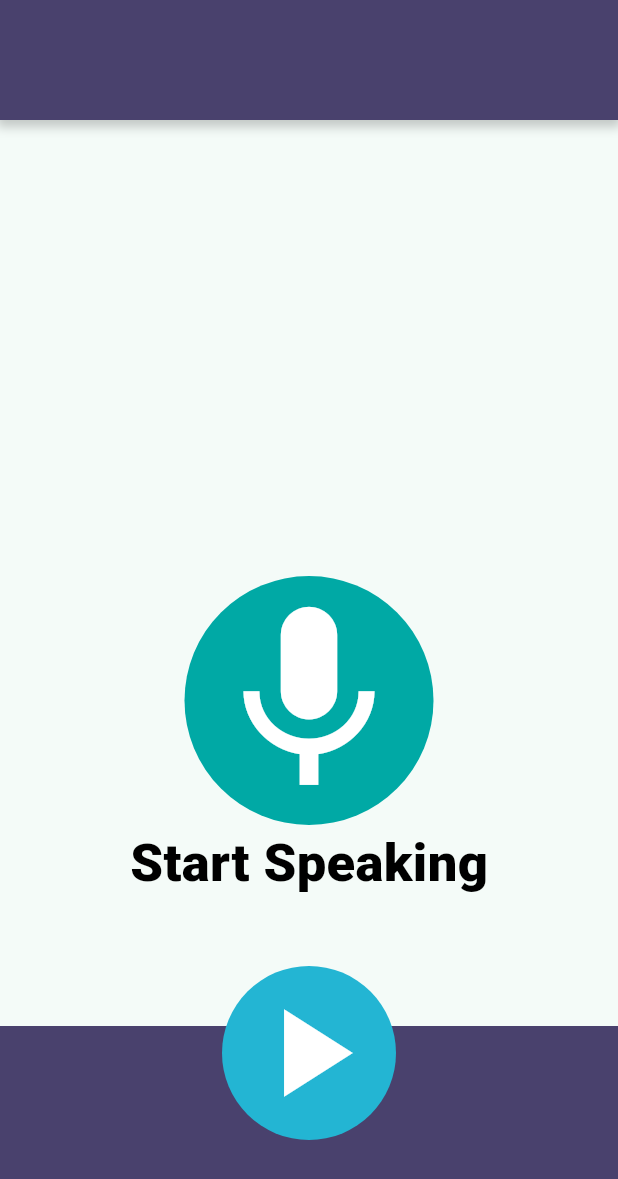
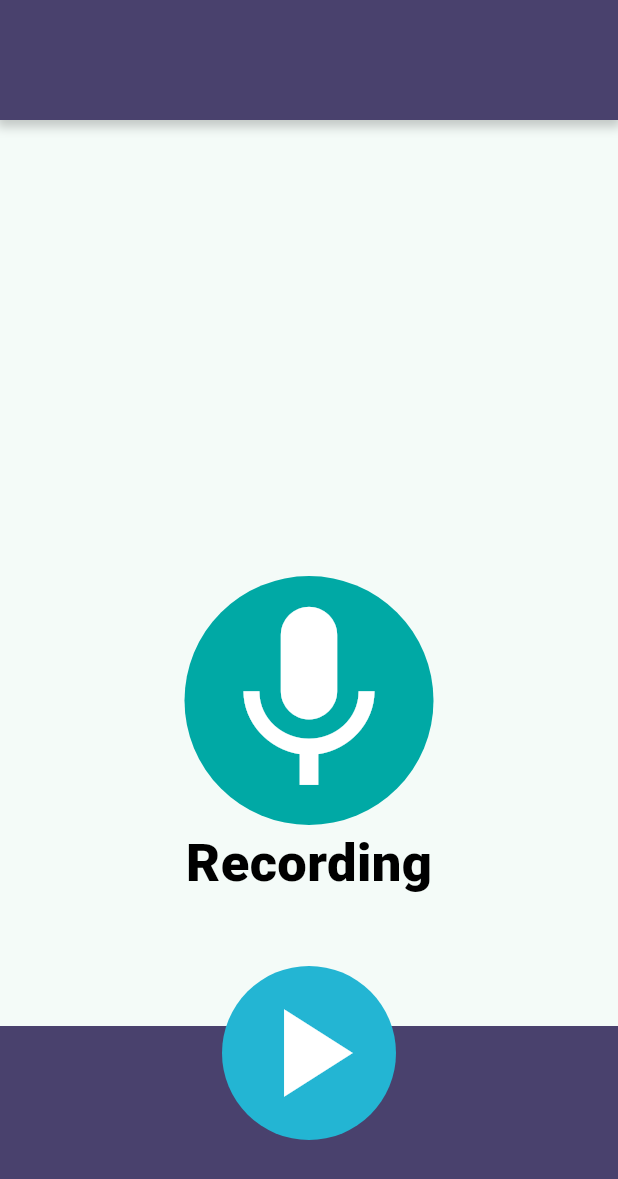
Before and after one commit to kemdav/voquadro, a Flutter app: the PublicSpeakingHub screen opened directly, after a tap on "Start Speaking!", after a tap on the "mic" icon, on a phone screen of 412 x 824 dp. Shown: the top 1179 px of the screen. Run offline on Flutter 3.47's test engine with Material 3 defaults, Android fonts, the phone set to English and light mode, and no system bars; our stand-ins replace flutter_dotenv, just_audio, logger, permission_handler, supabase_flutter; missing offline and left inert: record; accounts and stored records are empty.

Commit message:
feat: add way to record audio and playback for testing

```diff
--- /dev/null
+++ b/lib/hubs/controllers/audio_controller.dart
@@ -0,0 +1,133 @@
+import 'dart:io';
+import 'package:flutter/material.dart';
+import 'package:just_audio/just_audio.dart';
+import 'package:logger/logger.dart';
+import 'package:record/record.dart';
+import 'package:permission_handler/permission_handler.dart';
+import 'package:path_provider/path_provider.dart';
+import 'package:http/http.dart' as http;
+
+var logger = Logger();
+
+// An enum to represent the different states of our recorder
+enum AudioState {
+  uninitialized,
+  recording,
+  stopped,
+  playing
+}
+
+class AudioController with ChangeNotifier {
+  final AudioRecorder _audioRecorder = AudioRecorder();
+  AudioState _audioState = AudioState.uninitialized;
+  final AudioPlayer _audioPlayer = AudioPlayer();
+  String? _audioPath;
+
+  AudioState get audioState => _audioState;
+  String? get audioPath => _audioPath;
+
+  /// Starts the audio recording process.
+  Future<void> startRecording() async {
+    // 1. Check for microphone permission
+    final status = await Permission.microphone.request();
+    if (!status.isGranted) {
+      throw 'Microphone permission not granted';
+    }
+
+    // 2. Find a temporary directory to save the file
+    final Directory tempDir = await getTemporaryDirectory();
+    _audioPath = '${tempDir.path}/myaudio.m4a';
+
+    // 3. Start recording
+    const config = RecordConfig(encoder: AudioEncoder.aacLc);
+    await _audioRecorder.start(config, path: _audioPath!);
+
+    _audioState = AudioState.recording;
+    logger.d('Saving audio to: $_audioPath');
+    notifyListeners();
+  }
+
+  /// Stops the audio recording process.
+  Future<void> stopRecording() async {
+    await _audioRecorder.stop();
+    _audioState = AudioState.stopped;
+    notifyListeners();
+  }
+
+  /// Uploads the recorded audio file to a server.
+  Future<void> uploadAudio() async {
+    if (_audioPath == null) {
+      throw 'No audio file to upload.';
+    }
+
+    // Replace with your actual API endpoint
+    final uri = Uri.parse('https://yourapi.com/transcript');
+    final request = http.MultipartRequest('POST', uri);
+
+    // Attach the file to the request
+    final file = await http.MultipartFile.fromPath(
+      'audio', // The field name your API expects for the file
+      _audioPath!,
+    );
+    request.files.add(file);
+
+    // Optional: Add other fields if your API needs them
+    // request.fields['userId'] = '12345';
+
+    logger.d('Uploading audio...');
+    try {
+      final response = await request.send();
+
+      if (response.statusCode == 200) {
+        final responseBody = await response.stream.bytesToString();
+        logger.d('Upload successful! Response: $responseBody');
+        // Here you would parse the transcription and then send it to your rating AI
+      } else {
+        logger.d('Upload failed with status: ${response.statusCode}');
+      }
+    } catch (e) {
+      logger.d('An error occurred during upload: $e');
+    }
+  }
+
+    /// Plays the last recorded audio file.
+  Future<void> playRecording() async {
+    if (_audioPath == null || !File(_audioPath!).existsSync()) {
+      logger.d('Error: Audio file not found at $_audioPath');
+      return;
+    }
+
+    try {
+      // Set the audio source from the file path
+      await _audioPlayer.setFilePath(_audioPath!);
+      _audioState = AudioState.playing;
+      notifyListeners();
+
+      // Start playback
+      await _audioPlayer.play();
+
+      // When playback is complete, automatically stop
+      _audioPlayer.playerStateStream.listen((state) {
+        if (state.processingState == ProcessingState.completed) {
+          stopPlayback();
+        }
+      });
+    } catch (e) {
+      logger.d("Error playing audio: $e");
+    }
+  }
+
+  /// Stops the audio playback.
+  Future<void> stopPlayback() async {
+    await _audioPlayer.stop();
+    _audioState = AudioState.stopped; // Go back to the 'stopped' state
+    notifyListeners();
+  }
+
+  @override
+  void dispose() {
+    _audioRecorder.dispose();
+    _audioPlayer.dispose();
+    super.dispose();
+  }
+}
--- a/lib/hubs/managers/public_speaking_hub.dart
+++ b/lib/hubs/managers/public_speaking_hub.dart
@@ -1,5 +1,6 @@
 import 'package:flutter/material.dart';
 import 'package:provider/provider.dart';
+import 'package:voquadro/hubs/controllers/audio_controller.dart';
 import 'package:voquadro/hubs/controllers/public_speaking_controller.dart'; // 1. Import the controller
 import 'package:voquadro/screens/gameplay/feedback/feedback_flow_page.dart';
 import 'package:voquadro/screens/gameplay/publicSpeaking/public_speaking_home_page.dart';
@@ -71,9 +72,11 @@ class PublicSpeakingHub extends StatelessWidget {
   Widget build(BuildContext context) {
     const double customAppBarHeight = 80.0;
 
-    return ChangeNotifierProvider(
-      create: (_) => PublicSpeakingController(),
-      child: Scaffold(
+    return MultiProvider(providers: [
+      ChangeNotifierProvider(create: (_) => PublicSpeakingController()),
+        ChangeNotifierProvider(create: (_) => AudioController()),
+    ],
+    child: Scaffold(
         body: Stack(
           children: [
             // This Consumer will manage both the main content AND the bottom bar
--- a/lib/screens/gameplay/publicSpeaking/pages/mic_test_page.dart
+++ b/lib/screens/gameplay/publicSpeaking/pages/mic_test_page.dart
@@ -1,4 +1,6 @@
 import 'package:flutter/material.dart';
+import 'package:provider/provider.dart';
+import 'package:voquadro/hubs/controllers/audio_controller.dart';
 import 'package:voquadro/src/hex_color.dart';
 import 'package:logger/logger.dart';
 
@@ -7,8 +9,18 @@ var logger = Logger();
 class MicTestPage extends StatelessWidget {
   const MicTestPage({super.key});
 
+  String _audioStateText(AudioState audioState) {
+    if (audioState == AudioState.recording) {
+      return 'Recording';
+    } else {
+    return 'Start Speaking';
+    }
+  }
+
   @override
   Widget build(BuildContext context) {
+    final audioController = context.watch<AudioController>();
+
     const double customAppBarHeight = 80.0;
     return Center(
       child: Column(
@@ -18,7 +30,11 @@ class MicTestPage extends StatelessWidget {
             padding: const EdgeInsets.only(top: customAppBarHeight),
             child: IconButton.filled(
               onPressed: () {
-                logger.d('Mic Button Pressed!');
+                if (audioController.audioState == AudioState.recording) {
+                  context.read<AudioController>().stopRecording();
+                } else {
+                  context.read<AudioController>().startRecording();
+                }
               },
               icon: const Icon(Icons.mic),
               iconSize: 150,
@@ -29,13 +45,43 @@ class MicTestPage extends StatelessWidget {
             ),
           ),
           Text(
-            'Start Speaking',
+            _audioStateText(audioController.audioState),
             style: TextStyle(
               color: Colors.black,
               fontSize: 35,
               fontWeight: FontWeight.w900,
             ),
           ),
+          if (audioController.audioState == AudioState.stopped || audioController.audioState == AudioState.playing)
+            Row(
+              mainAxisAlignment: MainAxisAlignment.center,
+              children: [
+                // Play/Stop Playback Button
+                ElevatedButton.icon(
+                  onPressed: () {
+                    if (audioController.audioState == AudioState.playing) {
+                      context.read<AudioController>().stopPlayback();
+                    } else {
+                      context.read<AudioController>().playRecording();
+                    }
+                  },
+                  icon: Icon(audioController.audioState == AudioState.playing ? Icons.stop_circle_outlined : Icons.play_arrow),
+                  label: Text(audioController.audioState == AudioState.playing ? 'Stop' : 'Play Recording'),
+                ),
+
+                const SizedBox(width: 20),
+
+                // Upload Button
+                ElevatedButton.icon(
+                  // Disable the upload button while playing audio to prevent issues
+                  onPressed: audioController.audioState == AudioState.playing
+                             ? null
+                             : () => context.read<AudioController>().uploadAudio(),
+                  icon: const Icon(Icons.cloud_upload),
+                  label: const Text('Upload'),
+                ),
+              ],
+            )
         ],
       ),
     );
--- a/pubspec.yaml
+++ b/pubspec.yaml
@@ -31,15 +31,19 @@ dependencies:
   flutter:
     sdk: flutter
   provider: ^6.0.5
+  record: ^6.1.2
+  permission_handler: ^11.1.0
+  path_provider: ^2.1.1
+  http: ^1.1.0
 
   logger: ^2.3.0
+  just_audio: ^0.9.36
 
   # The following adds the Cupertino Icons font to your application.
   # Use with the CupertinoIcons class for iOS style icons.
   cupertino_icons: ^1.0.8
   supabase_flutter: ^2.0.0
   flutter_dotenv: ^6.0.0
-
 dev_dependencies:
   flutter_test:
     sdk: flutter
```
Also changed, not shown: pubspec.lock, 7 other files.
